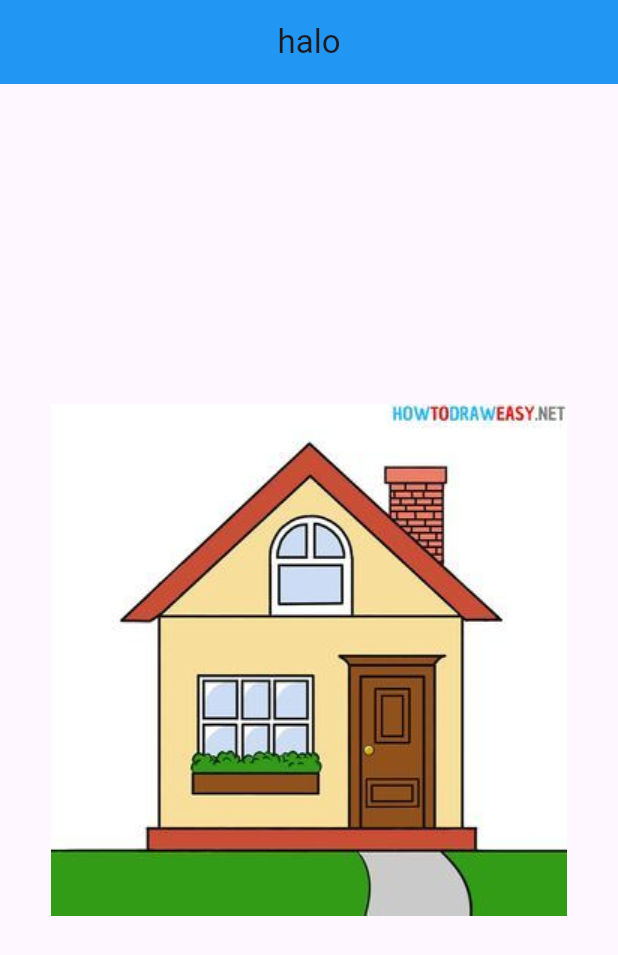
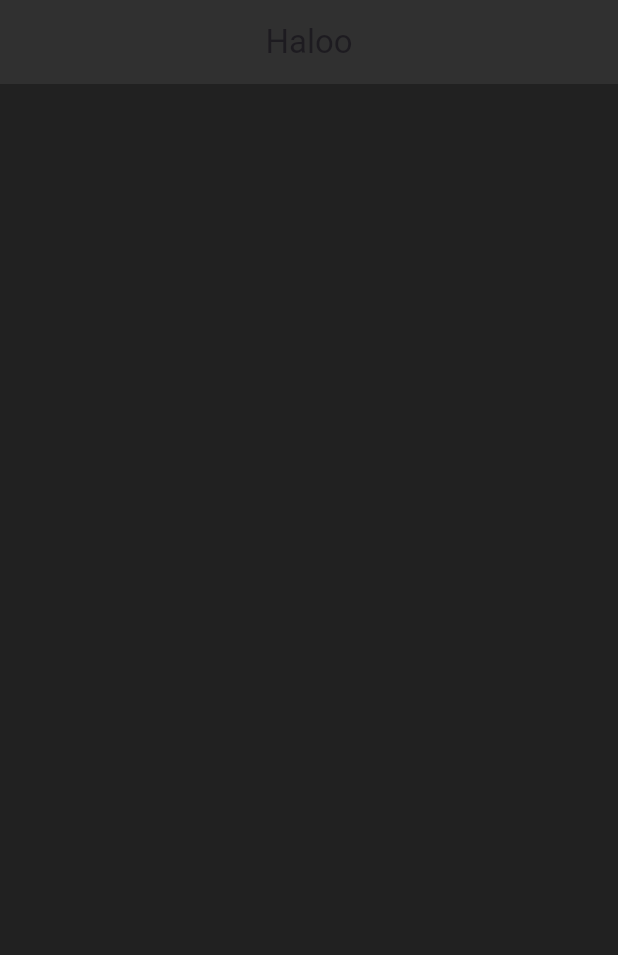
Before and after one commit to UserHan9/MobileApp, a Flutter app: the screen it shows after launch, on a phone screen of 412 x 824 dp. Shown: the top 955 px of the screen. Run offline on Flutter 3.47's test engine with Material 3 defaults, Android fonts, the phone set to English and light mode, and no system bars.

```diff
--- a/lib/main.dart
+++ b/lib/main.dart
@@ -2,27 +2,23 @@ import 'package:flutter/material.dart';
 
 void main() {
   runApp(const MaterialApp(
-    home: Home(),
+    home: FirstCard(),
   ));
 }
 
-class Home extends StatelessWidget {
-  const Home({super.key});
+class FirstCard extends StatelessWidget {
+  const FirstCard({super.key});
 
   @override
   Widget build(BuildContext context) {
     return Scaffold(
+      backgroundColor: Colors.grey[900],
       appBar: AppBar(
-        title: const Text("halo"),
+        title: const Text("Haloo"),
         centerTitle: true,
-        backgroundColor: Colors.blue,
+        backgroundColor: Colors.grey[850],
+        elevation: 0.0,
       ),
-
-      body:  Center(
-          child: Image.asset('assets/home.jpg')
-      ),
-
-
     );
   }
 }
```
